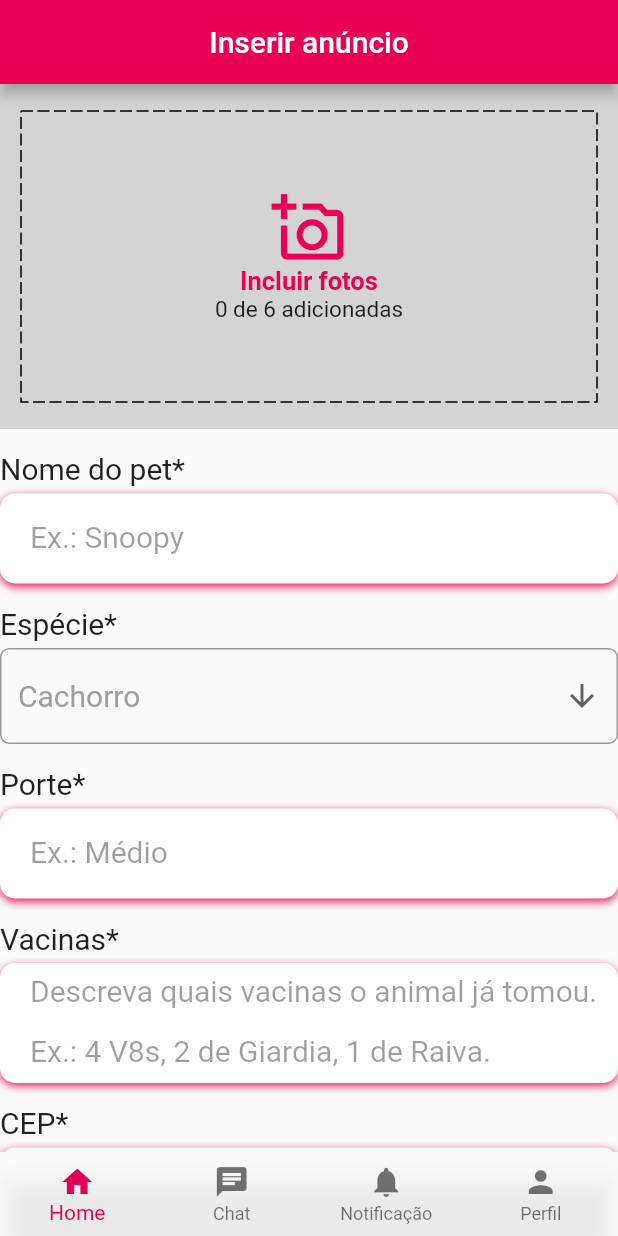
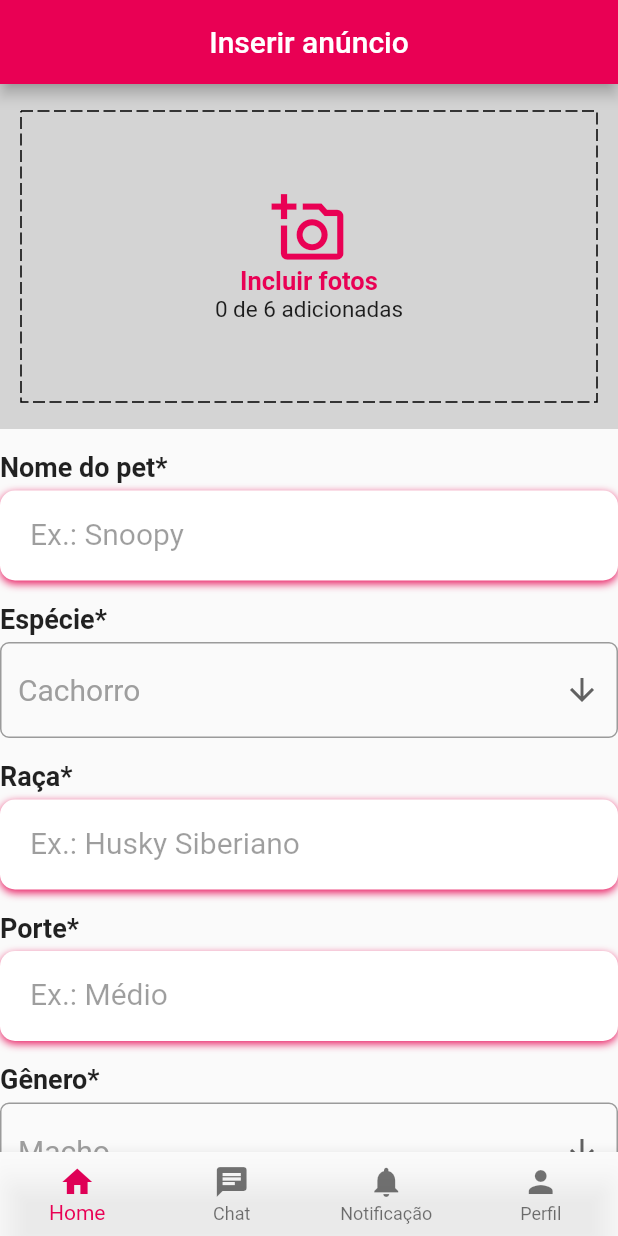
Before and after one commit to vitorekr/UnBArqDsw2022-2-2022.2_G4_IdotPet_Frontend, a Flutter app: the screen it shows after launch, on a phone screen of 412 x 824 dp. Run offline on Flutter 3.47's test engine with Material 2 defaults, Android fonts, the phone set to English and light mode, and no system bars; drawn by our look-alikes of dotted_border; our stand-ins replace dio, get, image_picker; accounts and stored records are empty.

Commit message:
Retificando tela de cadastro de pet
Co-Authored-By: Thalisson Alves <62034738+Thalisson-Alves@users.noreply.github.com>
Co-Authored-By: vitorekr <56610229+vitorekr@users.noreply.github.com>

```diff
--- a/lib/modules/cadastroPet/ui/cadastrar_pet.dart
+++ b/lib/modules/cadastroPet/ui/cadastrar_pet.dart
@@ -1,5 +1,6 @@
 import 'package:flutter/material.dart';
 import 'package:dotted_border/dotted_border.dart';
+import 'package:idotpet/modules/cadastroPet/ui/select_gender.dart';
 import 'package:idotpet/modules/cadastroPet/ui/upload_images.dart';
 import 'dart:io';
 import 'package:image_picker/image_picker.dart';
@@ -7,7 +8,7 @@ import 'package:get/get.dart';
 import 'package:idotpet/config/app_routes.dart';
 import 'package:idotpet/modules/auth/data_provider/user_api.dart';
 import '../../home/ui/navbar.dart';
-import 'caixa_selecao.dart';
+import 'select_species.dart';
 
 
 Widget buildName(){
@@ -32,7 +33,7 @@ Widget buildName(){
             ),
             height: 60,
             child: TextFormField(
-                  keyboardType: TextInputType.emailAddress,
+                  keyboardType: TextInputType.name,
                   // ignore: prefer_const_constructors
                   style: TextStyle(
                     color: Colors.black,
@@ -43,6 +44,52 @@ Widget buildName(){
                     contentPadding: const EdgeInsets.only(bottom:10),
                     border: InputBorder.none,
                     labelText: 'Ex.: Snoopy',
+                    floatingLabelBehavior: FloatingLabelBehavior.never,
+                    labelStyle: const TextStyle(
+                      color: Colors.black38,
+                      fontWeight: FontWeight.w400,
+                      fontSize: 20,
+                  ),
+                ),
+           ),
+        ),
+    ],
+  );
+}
+
+Widget buildBreed(){
+  return Column(
+    children: <Widget>[
+      Container(
+            alignment: Alignment.center,
+            padding: const EdgeInsets.only(
+                left: 20,
+              ),
+            decoration: BoxDecoration(
+              color: Colors.white,
+              borderRadius: BorderRadius.circular(10),
+              // ignore: prefer_const_literals_to_create_immutables
+              boxShadow: [
+                const BoxShadow(
+                  color: Colors.pink,
+                  blurRadius: 4,
+                  offset: Offset(0,2),
+                )
+              ]
+            ),
+            height: 60,
+            child:  TextFormField(
+                  keyboardType: TextInputType.text,
+                  style: const TextStyle(
+                    color: Colors.black,
+                    fontSize: 25
+                  ),
+                  // ignore: prefer_const_constructors
+                  decoration: InputDecoration(
+                    contentPadding: const EdgeInsets.only(bottom:10),
+
+                    border: InputBorder.none,
+                    labelText: 'Ex.: Husky Siberiano',
                     floatingLabelBehavior: FloatingLabelBehavior.never,
                     labelStyle: const TextStyle(
                     color: Colors.black38,
@@ -78,8 +125,8 @@ Widget buildSize(){
             ),
             height: 60,
             child:  TextFormField(
-                  keyboardType: TextInputType.emailAddress, // E ESSE EMAILADRESS PRA TODO LADO?
-                  style: const TextStyle(                   // eh só arrumar
+                  keyboardType: TextInputType.text,
+                  style: const TextStyle(
                     color: Colors.black,
                     fontSize: 25
                   ),
@@ -124,7 +171,7 @@ Widget buildVaccines(){
             ),
             height: 80,
             child: const TextField(
-                  keyboardType: TextInputType.emailAddress,
+                  keyboardType: TextInputType.text,
                   style: TextStyle(
                     color: Colors.black,
                     fontSize: 23
@@ -215,7 +262,7 @@ Widget buildCEP(){
             ),
             height: 60,
             child: const TextField(
-                  keyboardType: TextInputType.emailAddress,
+                  keyboardType: TextInputType.text,
                   style: TextStyle(
                     color: Colors.black,
                     fontSize: 23
@@ -262,7 +309,8 @@ class CadastrarPet extends StatelessWidget {
             const Text('Nome do pet*',
               textAlign: TextAlign.left,
               style: TextStyle(
-                fontSize: 20,
+                fontSize: 18,
+                fontWeight: FontWeight.bold,
               ),
             ),
             const SizedBox(
@@ -275,7 +323,8 @@ class CadastrarPet extends StatelessWidget {
             const Text('Espécie*',
               textAlign: TextAlign.left,
               style: TextStyle(
-                fontSize: 20,
+                fontSize: 18,
+                fontWeight: FontWeight.bold,
               ),
             ),
             const SizedBox(
@@ -285,10 +334,25 @@ class CadastrarPet extends StatelessWidget {
             const SizedBox(
               height: 15,
             ),
+            const Text('Raça*',
+              textAlign: TextAlign.left,
+              style: TextStyle(
+                fontSize: 18,
+                fontWeight: FontWeight.bold,
+              ),
+            ),
+            const SizedBox(
+              height: 5,
+            ),
+            buildBreed(),
+            const SizedBox(
+              height: 15,
+            ),
             const Text('Porte*',
               textAlign: TextAlign.left,
               style: TextStyle(
-                fontSize: 20,
+                fontSize: 18,
+                fontWeight: FontWeight.bold,
               ),
             ),
             const SizedBox(
@@ -298,10 +362,25 @@ class CadastrarPet extends StatelessWidget {
             const SizedBox(
               height: 15,
             ),
+            const Text('Gênero*',
+              textAlign: TextAlign.left,
+              style: TextStyle(
+                fontSize: 18,
+                fontWeight: FontWeight.bold,
+              ),
+            ),
+            const SizedBox(
+              height: 5,
+            ),
+            const DropdownButtonGenero(),
+            const SizedBox(
+              height: 15,
+            ),
             const Text('Vacinas*',
               textAlign: TextAlign.left,
               style: TextStyle(
-                fontSize: 20,
+                fontSize: 18,
+                fontWeight: FontWeight.bold,
               ),
             ),
             const SizedBox(
@@ -311,23 +390,11 @@ class CadastrarPet extends StatelessWidget {
             const SizedBox(
               height: 15,
             ),
-            const Text('CEP*',
-              textAlign: TextAlign.left,
-              style: TextStyle(
-                fontSize: 20,
-              ),
-            ),
-            const SizedBox(
-              height: 5,
-            ),
-            buildCEP(),
-            const SizedBox(
-              height: 15,
-            ),
             const Text('Descrição*',
               textAlign: TextAlign.left,
               style: TextStyle(
-                fontSize: 20,
+                fontSize: 18,
+                fontWeight: FontWeight.bold,
               ),
             ),
             const SizedBox(
@@ -337,7 +404,25 @@ class CadastrarPet extends StatelessWidget {
             const SizedBox(
               height: 20,
             ),
-            UnconstrainedBox(
+            const SizedBox(
+              height: 15,
+            ),
+            const Text('CEP*',
+              textAlign: TextAlign.left,
+              style: TextStyle(
+                fontSize: 18,
+                fontWeight: FontWeight.bold,
+              ),
+            ),
+            const SizedBox(
+              height: 5,
+            ),
+            buildCEP(),
+            const SizedBox(
+              height: 20,
+            ),
+            Center(
+              child: UnconstrainedBox(
                   child: Container(
                     height: 70,
                     width: 220,
@@ -366,7 +451,17 @@ class CadastrarPet extends StatelessWidget {
                       ),
                     ),
                   ),
-              )
+                ),
+              ),
+            const Text('Ao publicar você concorda e aceitar nossos Termos de Uso e Privacidade.',
+              textAlign: TextAlign.left,
+              style: TextStyle(
+                fontSize: 15,
+              ),
+            ),
+            const SizedBox(
+              height: 5,
+            ),
           ]
         ),
       ),
--- /dev/null
+++ b/lib/modules/cadastroPet/ui/select_gender.dart
@@ -0,0 +1,60 @@
+import 'package:flutter/material.dart';
+
+const List<String> list = <String>['Macho', 'Fêmea'];
+
+class DropdownButtonApp extends StatelessWidget {
+  const DropdownButtonApp({super.key});
+
+  @override
+  Widget build(BuildContext context) {
+    return MaterialApp(
+      home: Scaffold(
+        appBar: AppBar(title: const Text('DropdownButton Sample')),
+        body: const Center(
+          child: DropdownButtonGenero(),
+        ),
+      ),
+    );
+  }
+}
+
+class DropdownButtonGenero extends StatefulWidget {
+  const DropdownButtonGenero({super.key});
+
+  @override
+  State<DropdownButtonGenero> createState() => _DropdownButtonGeneroState();
+}
+
+class _DropdownButtonGeneroState extends State<DropdownButtonGenero> {
+  String dropdownValue = list.first;
+
+  @override
+  Widget build(BuildContext context) {
+    return DropdownButtonFormField<String>(
+      value: dropdownValue,
+      icon: const Icon(Icons.arrow_downward),
+      elevation: 16,
+      decoration: InputDecoration(
+        border: OutlineInputBorder(
+          borderRadius: BorderRadius.circular(6),
+        )
+      ),
+      style: const TextStyle(
+        color: Colors.grey,
+        fontSize: 20,
+        ),
+      onChanged: (String? value) {
+        // This is called when the user selects an item.
+        setState(() {
+          dropdownValue = value!;
+        });
+      },
+      items: list.map<DropdownMenuItem<String>>((String value) {
+        return DropdownMenuItem<String>(
+          value: value,
+          child: Text(value),
+        );
+      }).toList(),
+    );
+  }
+}
```
Also changed, not shown: lib/modules/cadastroPet/ui/select_species.dart (renamed from lib/modules/cadastroPet/ui/caixa_selecao.dart). Lines whose indentation alone changed are shown as unchanged.
